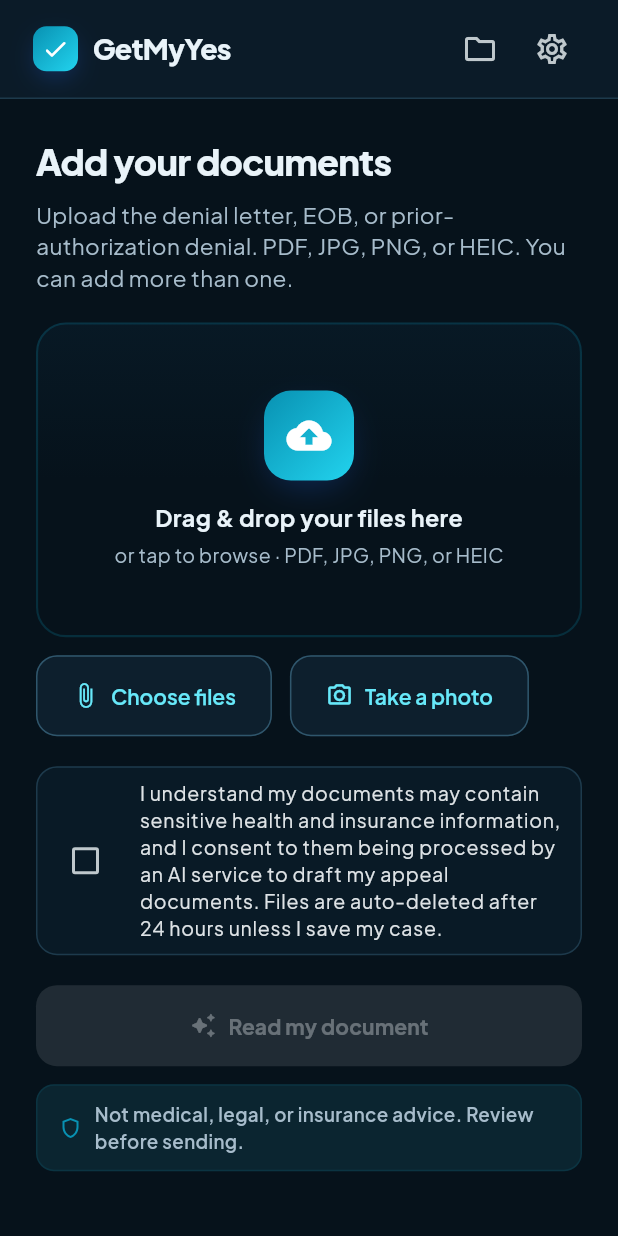
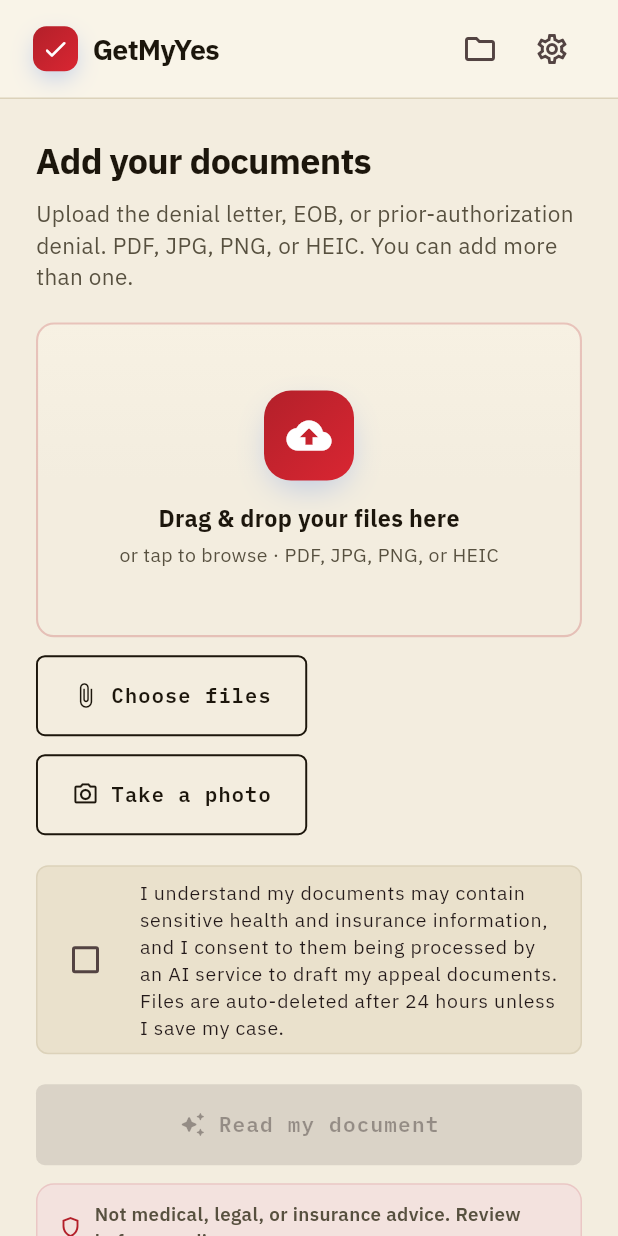
Before and after one commit to nojsar/ClaimHelper, a Flutter app: the screen it shows after launch, after a tap on "Start your appeal packet", on a phone screen of 412 x 824 dp. Run offline on Flutter 3.47's test engine with Material 3 defaults, Android fonts, the phone set to English and light mode, and no system bars; our stand-ins replace cloud_firestore, cloud_functions, file_picker, firebase_auth, firebase_core, firebase_storage and 8 more; missing offline and left inert: dart:js_interop; accounts and stored records are empty.

Commit message:
Carry THE CASE FILE theme into the app — every page now paper & ink
The Flutter app sheds the dark marine skin and wears the landing's
identity end to end: bone-paper surfaces, warm ink text, carmine stamp
red for brand/emphasis, approval green for success. Fraunces serif
titles with IBM Plex Sans body and Plex Mono button type. Primary
actions are ink-black document stamps; sharp small radii; warm
graphite shadows. Generation theater retinted to ink with a
red-to-gold-to-green progress bar (denial to approval); in-app footer
matches the landing colophon; manifest splash colors updated.

Co-Authored-By: Claude Opus 4.8 <noreply@anthropic.com>

```diff
--- a/lib/core/theme.dart
+++ b/lib/core/theme.dart
@@ -1,67 +1,72 @@
 import 'package:flutter/material.dart';
 import 'package:google_fonts/google_fonts.dart';
 
-/// GetMyYes dark clinical palette — calm medical teal/cyan on deep marine
-/// surfaces: the trust of a hospital brand with the drama of the landing.
+/// THE CASE FILE — the app wears the same paper world as getmyyes.com:
+/// bone paper, warm ink, carmine stamp red, approval green, letterpress type.
 abstract final class AppColors {
-  // Clinical cyan (brand)
-  static const primary = Color(0xFF0891B2); // cyan-600 (buttons/brand)
-  static const primaryDark = Color(0xFF67E8F9); // readable cyan on dark
-  static const primaryDeep = Color(0xFF155E75); // cyan-800 (gradients)
-  static const primaryTint = Color(0xFF0B2530); // soft wash behind cyan
+  // Stamp carmine (brand / emphasis)
+  static const primary = Color(0xFFB3202A); // carmine — spinners, accents
+  static const primaryDark = Color(0xFF8F1922); // deep carmine for links/text
+  static const primaryDeep = Color(0xFF6E1219); // darkest red (gradients)
+  static const primaryTint = Color(0xFFF3E2DE); // red-tinted paper wash
 
-  // Reassuring health accent
-  static const accent = Color(0xFF2DD4BF); // teal-400
-  static const accentBright = Color(0xFF5EEAD4);
-  static const accentTint = Color(0xFF0A2723);
+  // Approval green (success / progress)
+  static const accent = Color(0xFF14724F);
+  static const accentBright = Color(0xFF1E9A6B);
+  static const accentTint = Color(0xFFE4EDE0);
 
-  // Neutrals — deep marine, slightly green-shifted for the medical feel
-  static const background = Color(0xFF06121B);
-  static const surface = Color(0xFF0D1F2D);
-  static const surfaceAlt = Color(0xFF091A26);
-  static const textPrimary = Color(0xFFE9F3F9);
-  static const textSecondary = Color(0xFFA7BCCB);
-  static const textMuted = Color(0xFF64808F);
-  static const border = Color(0xFF1D3A4C);
-  static const borderStrong = Color(0xFF2F566C);
+  // Paper & ink neutrals
+  static const background = Color(0xFFF3EDDF); // bone paper
+  static const surface = Color(0xFFFBF7EC); // letter paper
+  static const surfaceAlt = Color(0xFFEAE1CC); // deeper cream
+  static const textPrimary = Color(0xFF1C160C); // warm ink
+  static const textSecondary = Color(0xFF57503F);
+  static const textMuted = Color(0xFF7A7159);
+  static const border = Color(0xFFDCD2BA);
+  static const borderStrong = Color(0xFFB9AC8F);
+
+  // Ink (buttons, footer, dark panels)
+  static const ink = Color(0xFF1C160C);
+  static const inkSoft = Color(0xFF2A2213);
 
   // Status
-  static const warning = Color(0xFFFBBF24);
-  static const warningTint = Color(0xFF2A2010);
-  static const error = Color(0xFFF87171);
-  static const errorTint = Color(0xFF2A1418);
+  static const warning = Color(0xFF8C5A08);
+  static const warningTint = Color(0xFFF4E8CB);
+  static const error = Color(0xFFB3202A);
+  static const errorTint = Color(0xFFF5DFDD);
 }
 
 /// Gradients used sparingly for hero washes, CTA bands, and brand marks.
 abstract final class AppGradients {
   static const brand = LinearGradient(
-    colors: [AppColors.primary, Color(0xFF22D3EE)],
+    colors: [AppColors.primary, Color(0xFFD92632)],
     begin: Alignment.topLeft,
     end: Alignment.bottomRight,
   );
 
   static const cta = LinearGradient(
-    colors: [AppColors.primary, AppColors.primaryDeep],
+    colors: [AppColors.ink, AppColors.inkSoft],
     begin: Alignment.topLeft,
     end: Alignment.bottomRight,
   );
 
   static const heroWash = LinearGradient(
-    colors: [Color(0xFF081925), Color(0xFF06121B), Color(0xFF06121B)],
+    colors: [Color(0xFFF7F1E3), Color(0xFFF3EDDF), Color(0xFFF3EDDF)],
     begin: Alignment.topCenter,
     end: Alignment.bottomCenter,
   );
 
+  /// NO-red into YES-green — the whole product in one gradient.
   static const accentText = LinearGradient(
-    colors: [AppColors.primaryDark, AppColors.accentBright],
+    colors: [AppColors.primary, AppColors.accent],
   );
 }
 
-/// Soft, layered shadows — never harsh.
+/// Warm paper shadows — graphite on a desk, never cold blue.
 abstract final class AppShadows {
   static const soft = [
     BoxShadow(
-      color: Color(0x0F1E293B),
+      color: Color(0x1F3C2E12),
       blurRadius: 24,
       offset: Offset(0, 8),
       spreadRadius: -6,
@@ -70,7 +75,7 @@ abstract final class AppShadows {
 
   static const lifted = [
     BoxShadow(
-      color: Color(0x1A1E40AF),
+      color: Color(0x333C2E12),
       blurRadius: 40,
       offset: Offset(0, 18),
       spreadRadius: -10,
@@ -79,7 +84,7 @@ abstract final class AppShadows {
 
   static const subtle = [
     BoxShadow(
-      color: Color(0x0A0F172A),
+      color: Color(0x143C2E12),
       blurRadius: 12,
       offset: Offset(0, 4),
       spreadRadius: -4,
@@ -88,10 +93,10 @@ abstract final class AppShadows {
 }
 
 abstract final class AppRadii {
-  static const sm = 10.0;
-  static const md = 14.0;
-  static const lg = 20.0;
-  static const xl = 28.0;
+  static const sm = 6.0;
+  static const md = 8.0;
+  static const lg = 12.0;
+  static const xl = 16.0;
 }
 
 /// Route transitions are disabled so the persistent header chrome never
@@ -112,7 +117,7 @@ class NoTransitionsBuilder extends PageTransitionsBuilder {
 ThemeData buildAppTheme() {
   final scheme = ColorScheme.fromSeed(
     seedColor: AppColors.primary,
-    brightness: Brightness.dark,
+    brightness: Brightness.light,
     primary: AppColors.primary,
     onPrimary: Colors.white,
     secondary: AppColors.accent,
@@ -120,9 +125,26 @@ ThemeData buildAppTheme() {
     error: AppColors.error,
   );
 
-  final textTheme = GoogleFonts.plusJakartaSansTextTheme().apply(
+  // Landing pairing: Fraunces serif for headings, IBM Plex Sans for UI.
+  final body = GoogleFonts.ibmPlexSansTextTheme().apply(
     bodyColor: AppColors.textPrimary,
     displayColor: AppColors.textPrimary,
+  );
+  TextStyle serif(TextStyle? base, {FontWeight weight = FontWeight.w600}) =>
+      GoogleFonts.fraunces(
+        textStyle: base,
+        fontWeight: weight,
+        color: AppColors.textPrimary,
+        letterSpacing: -0.4,
+      );
+  final textTheme = body.copyWith(
+    displayLarge: serif(body.displayLarge, weight: FontWeight.w700),
+    displayMedium: serif(body.displayMedium, weight: FontWeight.w700),
+    displaySmall: serif(body.displaySmall, weight: FontWeight.w700),
+    headlineLarge: serif(body.headlineLarge, weight: FontWeight.w700),
+    headlineMedium: serif(body.headlineMedium),
+    headlineSmall: serif(body.headlineSmall),
+    titleLarge: serif(body.titleLarge),
   );
 
   final base = ThemeData(
@@ -143,15 +165,13 @@ ThemeData buildAppTheme() {
       TargetPlatform.fuchsia: NoTransitionsBuilder(),
     }),
     appBarTheme: AppBarTheme(
-      backgroundColor: AppColors.surface.withValues(alpha: 0.85),
+      backgroundColor: AppColors.background.withValues(alpha: 0.92),
       surfaceTintColor: Colors.transparent,
       foregroundColor: AppColors.textPrimary,
       elevation: 0,
       scrolledUnderElevation: 0,
       centerTitle: false,
-      titleTextStyle: textTheme.titleLarge?.copyWith(
-        fontWeight: FontWeight.w700,
-      ),
+      titleTextStyle: textTheme.titleLarge,
     ),
     cardTheme: CardThemeData(
       color: AppColors.surface,
@@ -159,35 +179,41 @@ ThemeData buildAppTheme() {
       surfaceTintColor: Colors.transparent,
       shape: RoundedRectangleBorder(
         borderRadius: BorderRadius.circular(AppRadii.lg),
-        side: const BorderSide(color: AppColors.border),
+        side: const BorderSide(color: AppColors.borderStrong, width: 0.8),
       ),
       margin: EdgeInsets.zero,
     ),
+    // Primary actions are ink-black documents stamps — like the landing.
     filledButtonTheme: FilledButtonThemeData(
       style: FilledButton.styleFrom(
-        backgroundColor: AppColors.primary,
-        foregroundColor: Colors.white,
+        backgroundColor: AppColors.ink,
+        foregroundColor: AppColors.background,
         padding: const EdgeInsets.symmetric(horizontal: 26, vertical: 18),
         shape: RoundedRectangleBorder(
-          borderRadius: BorderRadius.circular(AppRadii.md),
+          borderRadius: BorderRadius.circular(AppRadii.sm),
         ),
-        textStyle: textTheme.titleMedium?.copyWith(
-          fontWeight: FontWeight.w700,
-          letterSpacing: 0.1,
+        textStyle: GoogleFonts.ibmPlexMono(
+          fontWeight: FontWeight.w600,
+          fontSize: 14,
+          letterSpacing: 0.8,
         ),
         elevation: 0,
       ),
     ),
     outlinedButtonTheme: OutlinedButtonThemeData(
       style: OutlinedButton.styleFrom(
-        foregroundColor: AppColors.primaryDark,
-        backgroundColor: AppColors.surface,
+        foregroundColor: AppColors.textPrimary,
+        backgroundColor: Colors.transparent,
         padding: const EdgeInsets.symmetric(horizontal: 24, vertical: 18),
-        side: const BorderSide(color: AppColors.borderStrong),
+        side: const BorderSide(color: AppColors.ink, width: 1.3),
         shape: RoundedRectangleBorder(
-          borderRadius: BorderRadius.circular(AppRadii.md),
+          borderRadius: BorderRadius.circular(AppRadii.sm),
         ),
-        textStyle: textTheme.titleMedium?.copyWith(fontWeight: FontWeight.w600),
+        textStyle: GoogleFonts.ibmPlexMono(
+          fontWeight: FontWeight.w600,
+          fontSize: 13.5,
+          letterSpacing: 0.8,
+        ),
       ),
     ),
     textButtonTheme: TextButtonThemeData(
@@ -199,7 +225,7 @@ ThemeData buildAppTheme() {
     chipTheme: ChipThemeData(
       backgroundColor: AppColors.surface,
       selectedColor: AppColors.primaryTint,
-      side: const BorderSide(color: AppColors.border),
+      side: const BorderSide(color: AppColors.borderStrong),
       labelStyle: textTheme.bodyMedium?.copyWith(
         fontWeight: FontWeight.w600,
         color: AppColors.textPrimary,
@@ -207,7 +233,7 @@ ThemeData buildAppTheme() {
       secondaryLabelStyle: textTheme.bodyMedium,
       shape: RoundedRectangleBorder(
         borderRadius: BorderRadius.circular(999),
-        side: const BorderSide(color: AppColors.border),
+        side: const BorderSide(color: AppColors.borderStrong),
       ),
       padding: const EdgeInsets.symmetric(horizontal: 14, vertical: 10),
     ),
@@ -221,11 +247,11 @@ ThemeData buildAppTheme() {
       hintStyle: const TextStyle(color: AppColors.textMuted),
       border: OutlineInputBorder(
         borderRadius: BorderRadius.circular(AppRadii.md),
-        borderSide: const BorderSide(color: AppColors.border),
+        borderSide: const BorderSide(color: AppColors.borderStrong),
       ),
       enabledBorder: OutlineInputBorder(
         borderRadius: BorderRadius.circular(AppRadii.md),
-        borderSide: const BorderSide(color: AppColors.border),
+        borderSide: const BorderSide(color: AppColors.borderStrong),
       ),
       focusedBorder: OutlineInputBorder(
         borderRadius: BorderRadius.circular(AppRadii.md),
@@ -239,8 +265,8 @@ ThemeData buildAppTheme() {
     ),
     snackBarTheme: SnackBarThemeData(
       behavior: SnackBarBehavior.floating,
-      backgroundColor: const Color(0xFF143243),
-      contentTextStyle: const TextStyle(color: Colors.white),
+      backgroundColor: AppColors.ink,
+      contentTextStyle: const TextStyle(color: AppColors.background),
       shape: RoundedRectangleBorder(
         borderRadius: BorderRadius.circular(AppRadii.sm),
       ),
--- a/lib/features/home/landing_screen.dart
+++ b/lib/features/home/landing_screen.dart
@@ -880,7 +880,7 @@ class _Footer extends StatelessWidget {
   Widget build(BuildContext context) {
     return Container(
       width: double.infinity,
-      color: const Color(0xFF04121C),
+      color: AppColors.ink,
       child: Center(
         child: ConstrainedBox(
           constraints: const BoxConstraints(maxWidth: 1120),
--- a/lib/features/preview/purchase_success_screen.dart
+++ b/lib/features/preview/purchase_success_screen.dart
@@ -188,7 +188,7 @@ class _GenerationTheaterState extends State<_GenerationTheater>
                   borderRadius: BorderRadius.circular(24),
                   boxShadow: const [
                     BoxShadow(
-                      color: Color(0x550891B2),
+                      color: Color(0x66B3202A),
                       blurRadius: 46,
                       offset: Offset(0, 18),
                       spreadRadius: -18,
@@ -220,8 +220,8 @@ class _GenerationTheaterState extends State<_GenerationTheater>
                               begin: Alignment.topLeft,
                               end: Alignment.bottomRight,
                               colors: _videoReady
-                                  ? const [Color(0xD9081925), Color(0xC60F2A3A)]
-                                  : const [Color(0xFF081925), Color(0xFF0F2A3A)],
+                                  ? const [Color(0xD91C160C), Color(0xC62A2213)]
+                                  : const [Color(0xFF1C160C), Color(0xFF2A2213)],
                             ),
                           ),
                         ),
@@ -236,11 +236,11 @@ class _GenerationTheaterState extends State<_GenerationTheater>
                         mainAxisAlignment: MainAxisAlignment.center,
                         children: const [
                           Icon(Icons.verified_rounded,
-                              color: Color(0xFF34D399), size: 18),
+                              color: Color(0xFF2FB380), size: 18),
                           SizedBox(width: 7),
                           Text('Payment confirmed',
                               style: TextStyle(
-                                  color: Color(0xFF34D399),
+                                  color: Color(0xFF2FB380),
                                   fontSize: 13,
                                   fontWeight: FontWeight.w700,
                                   letterSpacing: 0.3)),
@@ -327,8 +327,8 @@ class _PacketAssembly extends StatelessWidget {
                 decoration: BoxDecoration(
                   borderRadius: BorderRadius.circular(90),
                   gradient: RadialGradient(colors: [
-                    const Color(0xFF0891B2)
-                        .withValues(alpha: 0.24 + 0.10 * sweep),
+                    const Color(0xFFB3202A)
+                        .withValues(alpha: 0.26 + 0.10 * sweep),
                     Colors.transparent,
                   ]),
                 ),
@@ -345,10 +345,10 @@ class _PacketAssembly extends StatelessWidget {
                   child: Container(
                     width: 2.5,
                     decoration: BoxDecoration(
-                      color: const Color(0xFF5EEAD4).withValues(alpha: 0.85),
+                      color: const Color(0xFFE8C877).withValues(alpha: 0.9),
                       borderRadius: BorderRadius.circular(2),
                       boxShadow: const [
-                        BoxShadow(color: Color(0x885EEAD4), blurRadius: 14),
+                        BoxShadow(color: Color(0x88E8C877), blurRadius: 14),
                       ],
                     ),
                   ),
@@ -365,7 +365,7 @@ class _PacketAssembly extends StatelessWidget {
                     shape: BoxShape.circle,
                     gradient: AppGradients.brand,
                     boxShadow: const [
-                      BoxShadow(color: Color(0x880891B2), blurRadius: 22),
+                      BoxShadow(color: Color(0x88B3202A), blurRadius: 22),
                     ],
                   ),
                   child: const Icon(Icons.check_rounded,
@@ -466,14 +466,15 @@ class _ProgressBar extends StatelessWidget {
                     alignment: Alignment.centerLeft,
                     widthFactor: value!.clamp(0.02, 1.0),
                     child: Container(
+                      // Denial red → paperwork gold → approval green.
                       decoration: const BoxDecoration(
                         gradient: LinearGradient(colors: [
-                          Color(0xFF0891B2),
-                          Color(0xFF0D9488),
-                          Color(0xFF5EEAD4),
+                          Color(0xFFB3202A),
+                          Color(0xFFC99A3A),
+                          Color(0xFF1E9A6B),
                         ]),
                         boxShadow: [
-                          BoxShadow(color: Color(0x660891B2), blurRadius: 10),
+                          BoxShadow(color: Color(0x66B3202A), blurRadius: 10),
                         ],
                       ),
                     ),
@@ -487,8 +488,8 @@ class _ProgressBar extends StatelessWidget {
                         decoration: const BoxDecoration(
                           gradient: LinearGradient(colors: [
                             Colors.transparent,
-                            Color(0xFF0891B2),
-                            Color(0xFF5EEAD4),
+                            Color(0xFFB3202A),
+                            Color(0xFFE8C877),
                             Colors.transparent,
                           ]),
                         ),
```
Also changed, not shown: 1 other file.
